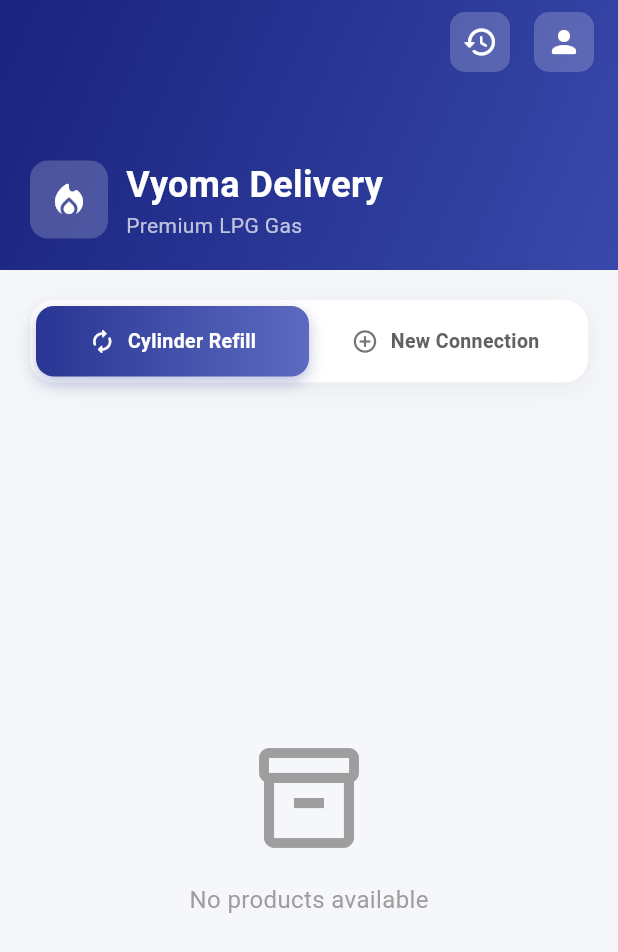
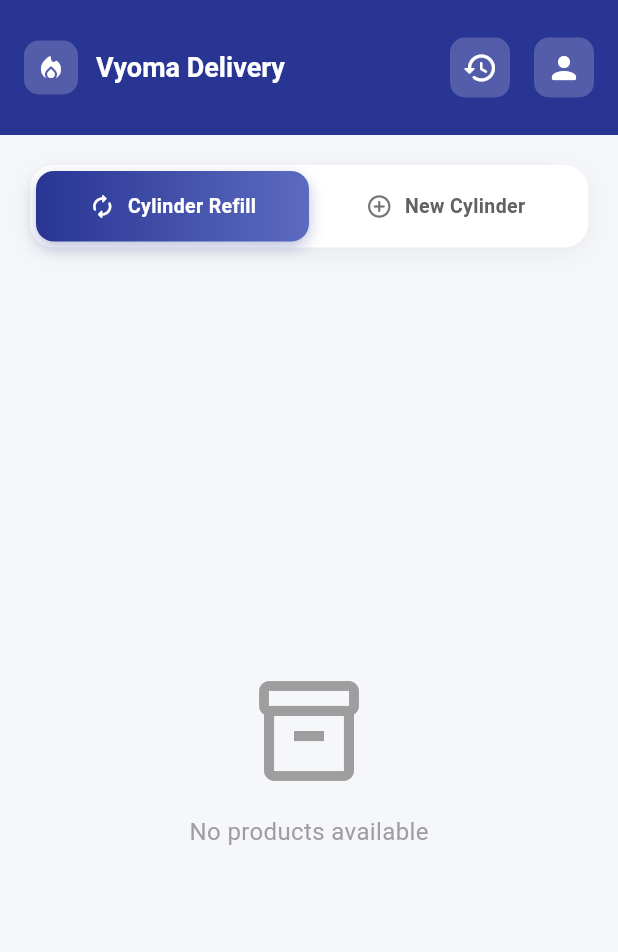
Before and after one commit to Nikhil-p570/testinggasapp, a Flutter app: the UserProductsScreen screen opened by its route, on a phone screen of 412 x 824 dp. Shown: the top 952 px of the screen. Run offline on Flutter 3.47's test engine with Material 3 defaults, Android fonts, the phone set to English and light mode, and no system bars; our stand-ins replace cloud_firestore, firebase_auth, firebase_core, pdf, share_plus, shared_preferences; missing offline and left inert: firebase_app_check; accounts and stored records are empty.

Commit message:
errors solved

```diff
--- a/lib/auth/otp_screen.dart
+++ b/lib/auth/otp_screen.dart
@@ -380,7 +380,7 @@
                               );
                             }),
                           ),
-                          if (_errorMessage != null) ..[
+                          if (_errorMessage != null) ...[
                             const SizedBox(height: 20),
                             Container(
                               padding: const EdgeInsets.all(12),
--- a/lib/main.dart
+++ b/lib/main.dart
@@ -104,7 +104,7 @@
               vertical: 18,
             ),
           ),
-          cardTheme: CardTheme(
+          cardTheme: CardThemeData(
             elevation: 4,
             shadowColor: Colors.black.withOpacity(0.1),
             shape: RoundedRectangleBorder(
--- a/lib/products/user_products_screen.dart
+++ b/lib/products/user_products_screen.dart
@@ -46,75 +46,35 @@
       body: CustomScrollView(
         slivers: [
           SliverAppBar(
-            expandedHeight: 180,
+            toolbarHeight: 90,
             floating: false,
             pinned: true,
             automaticallyImplyLeading: false,
             backgroundColor: const Color(0xFF283593),
-            flexibleSpace: FlexibleSpaceBar(
-              background: Container(
-                decoration: const BoxDecoration(
-                  gradient: LinearGradient(
-                    colors: [
-                      Color(0xFF1A237E),
-                      Color(0xFF283593),
-                      Color(0xFF3949AB),
-                    ],
-                    begin: Alignment.topLeft,
-                    end: Alignment.bottomRight,
-                  ),
-                ),
-                child: SafeArea(
-                  child: Padding(
-                    padding: const EdgeInsets.all(20),
-                    child: Column(
-                      crossAxisAlignment: CrossAxisAlignment.start,
-                      mainAxisAlignment: MainAxisAlignment.end,
-                      children: [
-                        Row(
+            title: Row(
               children: [
                 Container(
-                              padding: const EdgeInsets.all(12),
+                  padding: const EdgeInsets.all(8),
                   decoration: BoxDecoration(
                     color: Colors.white.withOpacity(0.2),
-                                borderRadius: BorderRadius.circular(12),
+                    borderRadius: BorderRadius.circular(10),
                   ),
                   child: const Icon(
                     Icons.local_fire_department_rounded,
                     color: Colors.white,
-                                size: 28,
+                    size: 20,
                   ),
                 ),
                 const SizedBox(width: 12),
-                            const Expanded(
-                              child: Column(
-                                crossAxisAlignment: CrossAxisAlignment.start,
-                                children: [
-                                  Text(
+                const Text(
                   "Vyoma Delivery",
                   style: TextStyle(
                     color: Colors.white,
-                                      fontSize: 24,
+                    fontSize: 18,
                     fontWeight: FontWeight.bold,
                   ),
                 ),
-                                  Text(
-                                    "Premium LPG Gas",
-                                    style: TextStyle(
-                                      color: Colors.white70,
-                                      fontSize: 14,
-                                    ),
-                                  ),
               ],
-                              ),
-                            ),
-                          ],
-                        ),
-                      ],
-                    ),
-                  ),
-                ),
-              ),
             ),
             actions: [
               IconButton(
@@ -185,7 +145,7 @@
                           ),
                           _buildToggleButton(
                             context,
-                            title: "New Connection",
+                            title: "New Cylinder",
                             icon: Icons.add_circle_outline_rounded,
                             isSelected: !appState.isRefillMode,
                             onTap: () => appState.toggleOrderType(false),
```
Also changed, not shown: firebase.json. Lines whose indentation alone changed are shown as unchanged.
